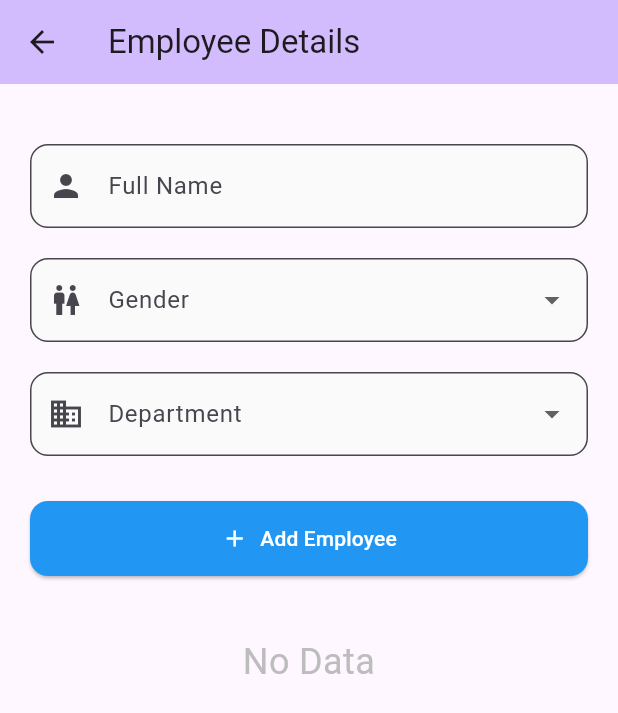
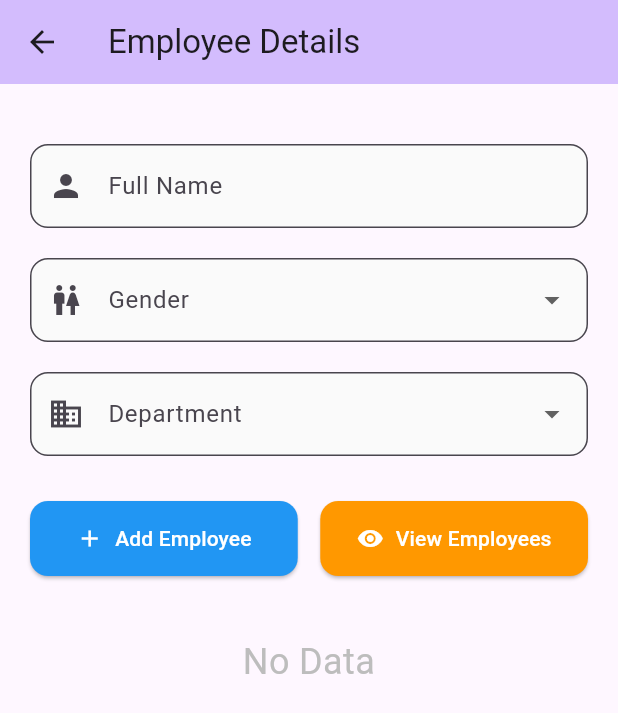
Before and after one commit to exh3ll/Flutter-For-College, a Flutter app: the EmployeeDetailsScreen screen opened directly, on a phone screen of 412 x 824 dp. Shown: the top 713 px of the screen. Run offline on Flutter 3.47's test engine with Material 3 defaults, Android fonts, the phone set to English and light mode, and no system bars.

Commit message:
list view

```diff
--- a/lib/screens/employee_details.dart
+++ b/lib/screens/employee_details.dart
@@ -1,5 +1,6 @@
 import 'package:flutter/material.dart';
 import '../models/employee_model.dart' show EmployeeModel, employees;
+import 'employee_view_screen.dart';
 
 class EmployeeDetailsScreen extends StatefulWidget {
   const EmployeeDetailsScreen({super.key});
@@ -71,7 +72,7 @@ class _EmployeeDetailsScreenState extends State<EmployeeDetailsScreen> {
               ),
               const SizedBox(height: 20),
               DropdownButtonFormField(
-                value: _selectedGender,
+                initialValue: _selectedGender,
                 items: _genders,
                 onChanged: (value) {
                   setState(() {
@@ -96,7 +97,7 @@ class _EmployeeDetailsScreenState extends State<EmployeeDetailsScreen> {
               ),
               const SizedBox(height: 20),
               DropdownButtonFormField(
-                value: _selectedDepartment,
+                initialValue: _selectedDepartment,
                 items: _departments,
                 onChanged: (value) {
                   setState(() {
@@ -120,7 +121,10 @@ class _EmployeeDetailsScreenState extends State<EmployeeDetailsScreen> {
                 },
               ),
               const SizedBox(height: 30),
-              ElevatedButton.icon(
+              Row(
+                children: [
+                  Expanded(
+                    child: ElevatedButton.icon(
                       onPressed: () {
                         if (_formKey.currentState!.validate()) {
                           // create an EmployeeModel and add to the global list
@@ -152,6 +156,32 @@ class _EmployeeDetailsScreenState extends State<EmployeeDetailsScreen> {
                         backgroundColor: Colors.blue,
                         foregroundColor: Colors.white,
                       ),
+                    ),
+                  ),
+                  const SizedBox(width: 15),
+                  Expanded(
+                    child: ElevatedButton.icon(
+                      onPressed: () {
+                        Navigator.push(
+                          context,
+                          MaterialPageRoute(
+                            builder: (context) => const EmployeeViewScreen(),
+                          ),
+                        );
+                      },
+                      icon: const Icon(Icons.visibility),
+                      label: const Text('View Employees'),
+                      style: ElevatedButton.styleFrom(
+                        padding: const EdgeInsets.symmetric(vertical: 15),
+                        shape: RoundedRectangleBorder(
+                          borderRadius: BorderRadius.circular(12),
+                        ),
+                        backgroundColor: Colors.orange,
+                        foregroundColor: Colors.white,
+                      ),
+                    ),
+                  ),
+                ],
               ),
               const SizedBox(height: 40),
               if (employees.isNotEmpty)
--- a/lib/screens/listview_screen.dart
+++ b/lib/screens/listview_screen.dart
@@ -86,7 +86,7 @@ class _ListViewScreenState extends State<ListViewScreen> {
               ),
               const SizedBox(height: 20),
               DropdownButtonFormField(
-                value: _selectedCity,
+                initialValue: _selectedCity,
                 items: _cities,
                 onChanged: (value) {
                   setState(() {
```
Also changed, not shown: lib/screens/employee_view_screen.dart (added, +41 -0 lines). Lines whose indentation alone changed are shown as unchanged.
